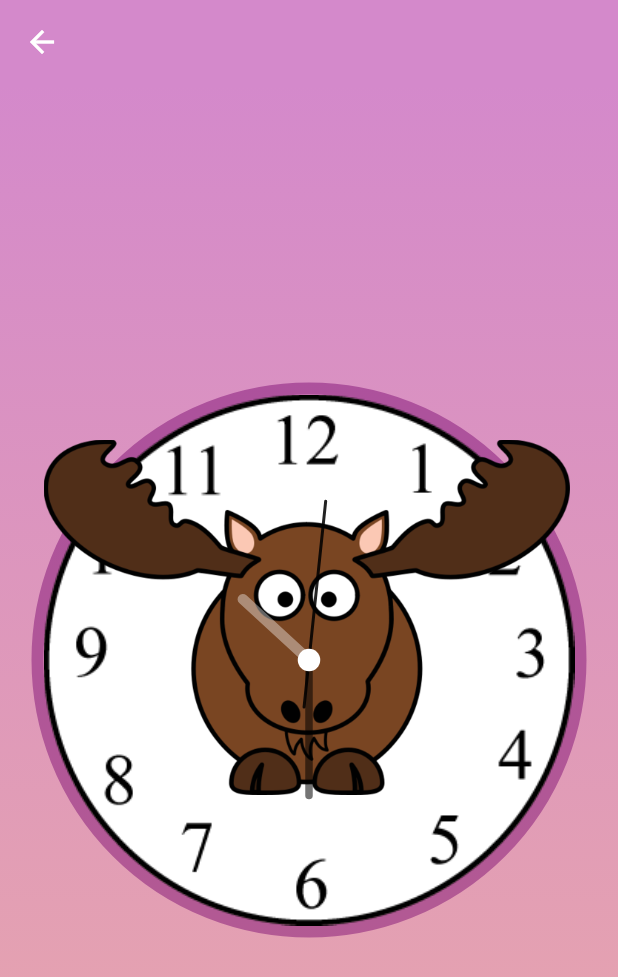
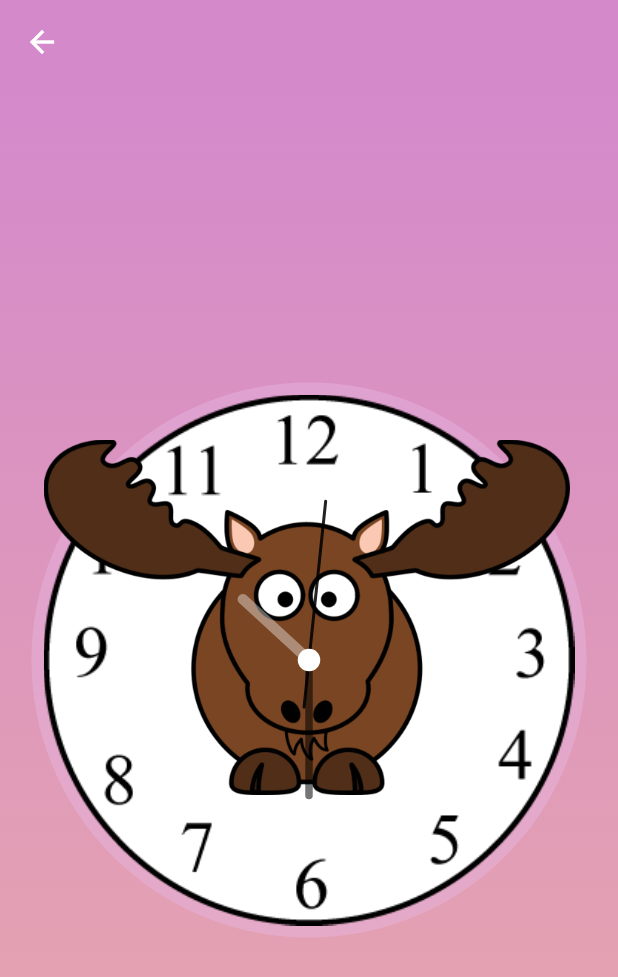
Before and after one commit to gu-tig333-ht22/Grupp-7-, a Flutter app: the Clock screen opened directly, on a phone screen of 412 x 824 dp. Shown: the top 977 px of the screen. Run offline on Flutter 3.47's test engine with Material 2 defaults, Android fonts, the phone set to English and light mode, and no system bars; our stand-ins replace animated_text_kit, flip_card, flutter_swiper_plus.

Commit message:
klockren snyggad och loading

```diff
--- a/lib/klockren.dart
+++ b/lib/klockren.dart
@@ -61,7 +61,7 @@ class ClockState extends State<Clock> {
                     height: 370,
                     decoration: BoxDecoration(
                       border: Border.all(
-                          color: Color.fromARGB(115, 119, 3, 110), width: 8),
+                          color: Color.fromARGB(115, 230, 182, 226), width: 8),
                       borderRadius: BorderRadius.circular(200),
                     ),
                     //Clock
```
